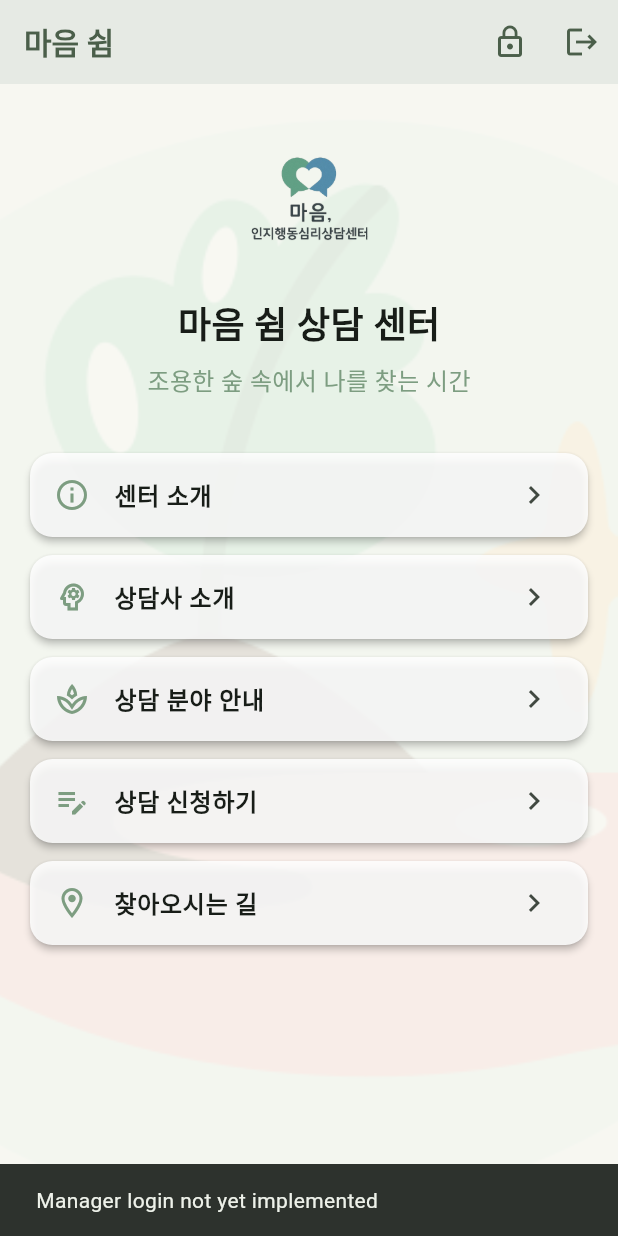
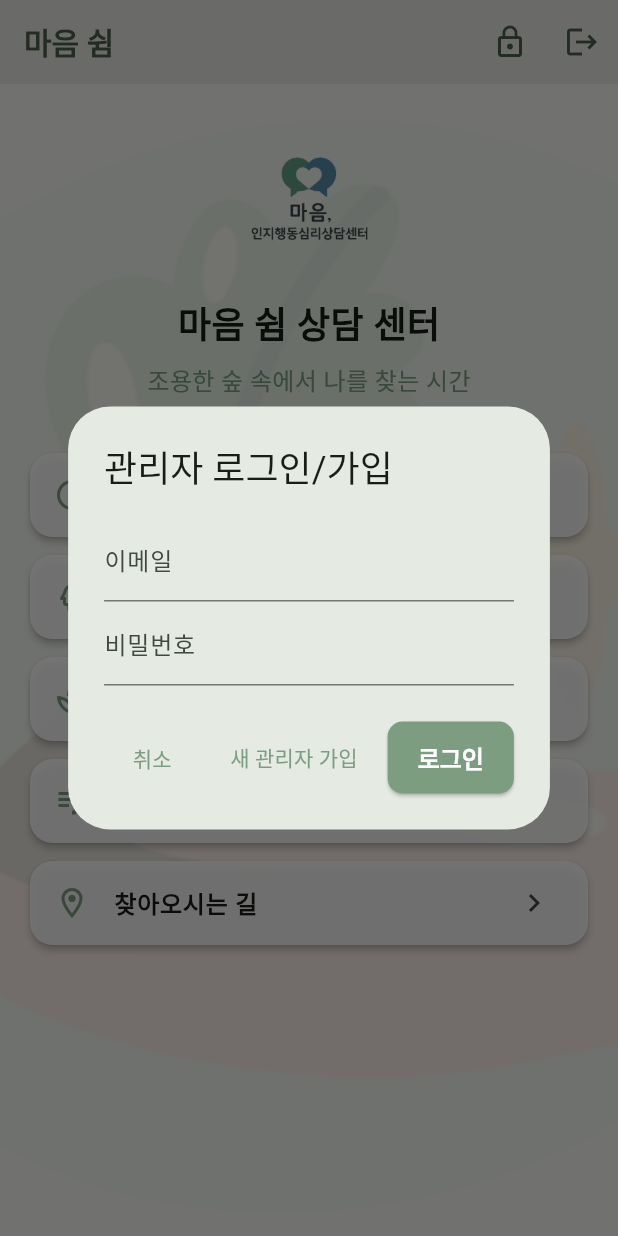
Before and after one commit to HansungJang/Counceling_center_app-web_2025, a Flutter app: the screen it shows once a user with an empty profile is signed in, after a tap on the "lock outline" icon, on a phone screen of 412 x 824 dp. Run offline on Flutter 3.47's test engine with Material 3 defaults, Android fonts, the phone set to English and light mode, and no system bars; our stand-ins replace cloud_firestore, firebase_auth, firebase_core, geocoding, google_maps_flutter, google_sign_in and 2 more; missing offline and left inert: firebase_ui_auth, flutter_custom_tabs; accounts and stored records are empty; network calls fail.

Commit message:
update - (login/home/app_state) 관리자 로그인 기능 구현

```diff
--- a/lib/Home.dart
+++ b/lib/Home.dart
@@ -32,9 +32,10 @@ class HomePage extends StatelessWidget {
             icon: const Icon(Icons.lock_outline),
             tooltip: '관리자 로그인',
             onPressed: () {
-              ScaffoldMessenger.of(context).showSnackBar(
-                const SnackBar(content: Text('Manager login not yet implemented')),
-              );
+              // ScaffoldMessenger.of(context).showSnackBar(
+              //   const SnackBar(content: Text('Manager login not yet implemented')),
+              // );
+              appState.showManagerLogin(context);
             },
           ),
           IconButton(
--- a/lib/app_state.dart
+++ b/lib/app_state.dart
@@ -9,6 +9,10 @@ import 'package:firebase_auth/firebase_auth.dart';
 import 'package:cloud_firestore/cloud_firestore.dart';
 import 'package:shared_preferences/shared_preferences.dart';
 import 'package:google_sign_in/google_sign_in.dart';
+
+import 'package:flutter/services.dart'; // SystemChannels 사용을 위해 추가
+
+
 
 class ApplicationState extends ChangeNotifier {
   final FirebaseAuth _auth = FirebaseAuth.instance;
@@ -32,35 +36,36 @@ class ApplicationState extends ChangeNotifier {
 
 // #1. [login methods]
 
-  Future<void> signInWithGoogle() async {
-    final googleSignIn = GoogleSignIn();
-    final googleUser = await googleSignIn.signIn();
-    if (googleUser == null) {
-      print("Google 로그인 취소됨");
-      return; // 사용자가 로그인 취소
-    }
-    final googleAuth = await googleUser.authentication;
-    final credential = GoogleAuthProvider.credential(
-      accessToken: googleAuth.accessToken,
-      idToken: googleAuth.idToken,
-    );
-    try {
-      await _auth.signInWithCredential(credential);
-      print("Google 로그인 성공");
-    } catch (e) {
-      print("Google 로그인 실패: $e");
-    }
-  }
-  Future<void> signInAnonymously() async {
-    try {
-      final userCredential = await _auth.signInAnonymously();
-      _user = userCredential.user;
-      print("익명 로그인 성공: ${_user?.uid}");
-      await _createOrUpdateUserProfile(_user!);
-    } catch (e) {
-      print("익명 로그인 실패: $e");
-    }
-  }
+  // Future<void> signInWithGoogle() async {
+  //   final googleSignIn = GoogleSignIn();
+  //   final googleUser = await googleSignIn.signIn();
+  //   if (googleUser == null) {
+  //     print("Google 로그인 취소됨");
+  //     return; // 사용자가 로그인 취소
+  //   }
+  //   final googleAuth = await googleUser.authentication;
+  //   final credential = GoogleAuthProvider.credential(
+  //     accessToken: googleAuth.accessToken,
+  //     idToken: googleAuth.idToken,
+  //   );
+  //   try {
+  //     await _auth.signInWithCredential(credential);
+  //     print("Google 로그인 성공");
+  //   } catch (e) {
+  //     print("Google 로그인 실패: $e");
+  //   }
+  // }
+  // Future<void> signInAnonymously() async {
+  //   try {
+  //     final userCredential = await _auth.signInAnonymously();
+  //     _user = userCredential.user;
+  //     print("익명 로그인 성공: ${_user?.uid}");
+  //     await _createOrUpdateUserProfile(_user!);
+  //   } catch (e) {
+  //     print("익명 로그인 실패: $e");
+  //   }
+  // }
+
   Future<void> signInWithEmailAndPassword(String email, String password) async {
     try {
       final userCredential = await _auth.signInWithEmailAndPassword(
@@ -109,6 +114,22 @@ class ApplicationState extends ChangeNotifier {
     }
     notifyListeners();
   }
+
+
+   /// Manager 로그인 method
+   /// Home page에서 관리자 로그인 버튼 클릭 시 호출
+     Future<void> showManagerLogin(BuildContext context) async {
+    // 다이얼로그를 띄우는 로직
+    showDialog(
+      context: context,
+      builder: (context) {
+        // 다이얼로그 내용은 별도의 StatefulWidget으로 관리하여 깔끔하게 유지
+        return _ManagerLoginDialog(appState: this);
+      },
+    );
+  }
+
+
 
   /// Firestore에 사용자 프로필 생성 또는 업데이트
 
@@ -178,6 +199,8 @@ class ApplicationState extends ChangeNotifier {
       print("사용자 삭제 실패: $e");
     }
   }
+
+
 
 
   // #2. [about_us methods]
@@ -485,3 +508,128 @@ class ApplicationState extends ChangeNotifier {
     }
   }
 }
+
+/// 관리자 로그인 다이얼로그 [method는 #1. manager 항목에서 확인 가능]
+// 관리자 로그인/회원가입 UI를 위한 별도의 StatefulWidget
+class _ManagerLoginDialog extends StatefulWidget {
+  final ApplicationState appState;
+  const _ManagerLoginDialog({required this.appState});
+
+  @override
+  State<_ManagerLoginDialog> createState() => _ManagerLoginDialogState();
+}
+
+
+class _ManagerLoginDialogState extends State<_ManagerLoginDialog> {
+  final _emailController = TextEditingController();
+  final _passwordController = TextEditingController();
+  final _formKey = GlobalKey<FormState>();
+
+  String? _authError;
+
+  // 로그인/가입 시도를 처리하는 통합 함수
+  Future<void> _submit(Future<void> Function(String, String) action) async {
+    if (!_formKey.currentState!.validate()) return;
+
+    // 키보드 숨기기
+    SystemChannels.textInput.invokeMethod('TextInput.hide');
+    if (!_formKey.currentState!.validate()) return;
+
+    // 에러 메시지 초기화
+    setState(() {
+      _authError = null;
+    });
+
+    try {
+      await action(_emailController.text.trim(), _passwordController.text);
+      if (mounted) Navigator.of(context).pop(); // 성공 시 다이얼로그 닫기
+    } on FirebaseAuthException catch (e) {
+      // Firebase에서 제공하는 에러 메시지를 사용
+      if (mounted) {
+        setState(() {
+           _authError = e.message ?? '오류가 발생했습니다.';
+        });
+      }
+    } catch (e) {
+      // 기타 에러
+      if (mounted) {
+        setState(() {
+          _authError = '알 수 없는 오류가 발생했습니다.';
+        });
+      }
+    }
+  }
+
+   @override
+  Widget build(BuildContext context) {
+    return AlertDialog(
+      title: const Text('관리자 로그인/가입'),
+      // [수정] SingleChildScrollView로 감싸서 오버플로우 방지
+      content: SingleChildScrollView(
+        child: Form(
+          key: _formKey,
+          // [추가] 사용자가 입력할 때마다 자동으로 유효성 검사를 실행합니다.
+          autovalidateMode: AutovalidateMode.onUserInteraction,
+          child: Column(
+            mainAxisSize: MainAxisSize.min,
+            children: [
+              TextFormField(
+                controller: _emailController,
+                decoration: const InputDecoration(labelText: '이메일'),
+                validator: (value) {
+                  if (value == null || value.isEmpty) {
+                    return '이메일을 입력하세요.';
+                  }
+                  // 간단한 이메일 형식 검사 (정규식 사용)
+                  final emailRegex = RegExp(r'^[\w-\.]+@([\w-]+\.)+[\w-]{2,4}$');
+                  if (!emailRegex.hasMatch(value)) {
+                    return '올바른 이메일 형식을 입력해주세요.';
+                  }
+                  return null;
+                },
+               ),
+              TextFormField(
+                controller: _passwordController,
+                obscureText: true,
+                decoration: const InputDecoration(labelText: '비밀번호'),
+                 // [수정] 비밀번호 길이 및 빈 값 검사
+                validator: (value) {
+                  if (value == null || value.isEmpty) {
+                    return '비밀번호를 입력하세요.';
+                  }
+                  if (value.length < 6) {
+                    return '비밀번호는 6자리 이상이어야 합니다.';
+                  }
+                  return null;
+                },
+               ),
+              // [추가] 에러 메시지 표시 영역
+              if (_authError != null)
+                Padding(
+                  padding: const EdgeInsets.only(top: 16.0),
+                  child: Text(
+                    _authError!,
+                    style: TextStyle(color: Theme.of(context).colorScheme.error),
+                  ),
+                ),
+            ],
+          ),
+        ),
+      ),
+      actions: [
+        TextButton(
+          onPressed: () => Navigator.of(context).pop(),
+          child: const Text('취소'),
+        ),
+        TextButton(
+          onPressed: () => _submit(widget.appState.registerWithEmailAndPassword),
+          child: const Text('새 관리자 가입'),
+        ),
+        ElevatedButton(
+          onPressed: () => _submit(widget.appState.signInWithEmailAndPassword),
+          child: const Text('로그인'),
+        ),
+      ],
+    );
+  }
+}
--- a/lib/login.dart
+++ b/lib/login.dart
@@ -1,34 +1,18 @@
-// login.dart (with email/password login added)
+ // lib/login.dart
 
 import 'package:flutter/material.dart';
 import 'package:firebase_auth/firebase_auth.dart';
-import 'package:google_sign_in/google_sign_in.dart';
-import 'package:provider/provider.dart';
-import 'package:shared_preferences/shared_preferences.dart';
-import './app_state.dart';
-import 'dart:convert';
-import 'package:http/http.dart' as http;
 
-class LoginPage extends StatefulWidget {
-  const LoginPage({Key? key}) : super(key: key);
-
-  @override
-  _LoginPageState createState() => _LoginPageState();
-}
-
-class _LoginPageState extends State<LoginPage> {
-  final TextEditingController _emailController = TextEditingController();
-  final TextEditingController _passwordController = TextEditingController();
-  bool _showEmailFields = false;
+class LoginPage extends StatelessWidget { // stateful에서 stateless로 변경, 1번 로그인
+  const LoginPage({super.key});
 
   @override
   Widget build(BuildContext context) {
-    final theme = Theme.of(context);
     return Scaffold(
       backgroundColor: const Color(0xFFF7F7F1),
       body: SafeArea(
         child: Center(
-          child: SingleChildScrollView(
+          child: Padding(
             padding: const EdgeInsets.symmetric(horizontal: 32.0),
             child: Column(
               mainAxisAlignment: MainAxisAlignment.center,
@@ -47,51 +31,19 @@ class _LoginPageState extends State<LoginPage> {
                     color: Color(0xFF4B5F4A),
                   ),
                 ),
-                const SizedBox(height: 40.0),
+                const SizedBox(height: 60.0),
 
-                if (_showEmailFields) ...[
-                  TextField(
-                    controller: _emailController,
-                    decoration: const InputDecoration(labelText: '이메일'),
+                // '시작하기' 버튼 UI 개선
+                ElevatedButton(
+                  style: ElevatedButton.styleFrom(
+                    minimumSize: const Size(double.infinity, 50), // 버튼 크기 확장
+                    textStyle: const TextStyle(fontSize: 18),
                   ),
-                  TextField(
-                    controller: _passwordController,
-                    obscureText: true,
-                    decoration: const InputDecoration(labelText: '비밀번호'),
-                  ),
-                  const SizedBox(height: 8),
-                  ElevatedButton(
-                    onPressed: () => _signInWithEmailPassword(context),
-                    child: const Text('로그인'),
-                  ),
-                  TextButton(
-                    onPressed: () {
-                      setState(() {
-                        _showEmailFields = false;
-                      });
-                    },
-                    child: const Text('돌아가기'),
-                  ),
-                ] else ...[
-                  TextButton(
-                    onPressed: () {
-                      setState(() {
-                        _showEmailFields = true;
-                      });
-                    },
-                    child: const Text('매니저 로그인'),
-                  ),
-                  TextButton(
                   onPressed: () => signInAsGuest(context),
                   child: const Text('시작하기'),
                 ),
-                  TextButton(
-                    onPressed: () {},
-                    child: const Text('Kakao 로그인 (예정)'),
-                  ),
-                ],
 
-                const SizedBox(height: 20),
+                const SizedBox(height: 40),
                 const Text(
                   '숲에서의 휴식처럼,\n조용히 나를 돌아보는 시간',
                   textAlign: TextAlign.center,
@@ -108,85 +60,18 @@ class _LoginPageState extends State<LoginPage> {
       ),
     );
   }
-
-  Future<void> _signInWithEmailPassword(BuildContext context) async {
-    try {
-      final email = _emailController.text.trim();
-      final password = _passwordController.text;
-
-      await FirebaseAuth.instance.signInWithEmailAndPassword(
-        email: email,
-        password: password,
-      );
-
-      final appState = Provider.of<ApplicationState>(context, listen: false);
-      await appState.waitUntilUserSynced();
-
-      Navigator.pushReplacementNamed(context, "/");
-    } catch (e) {
-      ScaffoldMessenger.of(
-        context,
-      ).showSnackBar(SnackBar(content: Text('로그인 실패: $e')));
-    }
-  }
 }
 
-// Future<void> signInAsGuest(BuildContext context) async {
-//   final prefs = await SharedPreferences.getInstance();
-//   final savedUid = prefs.getString('anonymous_uid');
-
-//   try {
-//     if (savedUid != null) {
-//       final response = await http.post(
-//         Uri.parse(
-//           'https://us-central1-counceling-project2025.cloudfunctions.net/getCustomToken',
-//         ),
-//         headers: {'Content-Type': 'application/json'},
-//         body: jsonEncode({'uid': savedUid}),
-//       );
-
-//       if (response.statusCode == 200) {
-//         final token = jsonDecode(response.body)['token'];
-//         await FirebaseAuth.instance.signInWithCustomToken(token);
-//       } else {
-//         await prefs.remove('anonymous_uid');
-//         final userCred = await FirebaseAuth.instance.signInAnonymously();
-//         final newUid = userCred.user?.uid;
-//         if (newUid != null) {
-//           await prefs.setString('anonymous_uid', newUid);
-//         }
-//       }
-//     } else {
-//       final userCred = await FirebaseAuth.instance.signInAnonymously();
-//       final newUid = userCred.user?.uid;
-//       if (newUid != null) {
-//         await prefs.setString('anonymous_uid', newUid);
-//       }
-//     }
-
-//     final appState = Provider.of<ApplicationState>(context, listen: false);
-//     await appState.waitUntilUserSynced();
-
-//     Navigator.pushReplacementNamed(context, "/");
-//   } catch (e) {
-//     print('❌ 로그인 실패: $e');
-//   }
-// }
-
+// 익명 로그인 함수 (기존과 동일, 파일 하단에 유지)
 Future<void> signInAsGuest(BuildContext context) async {
   try {
-    // Firebase 익명 로그인을 직접 호출하는 가장 간단한 방식입니다.
     await FirebaseAuth.instance.signInAnonymously();
-
-    // ApplicationState가 authStateChanges 리스너를 통해
-    // 후속 작업을 처리하고 홈 화면으로 리디렉션할 것입니다.
-    // 여기서는 별도의 화면 이동 로직이 필요 없습니다.
-
   } catch (e) {
-    // 로그인 실패 시 에러 메시지를 화면에 표시합니다.
     print('❌ 익명 로그인 실패: $e');
+    if (context.mounted) {
       ScaffoldMessenger.of(context).showSnackBar(
         SnackBar(content: Text('익명 로그인에 실패했습니다: $e')),
       );
     }
   }
+}
```
Lines whose indentation alone changed are shown as unchanged.
